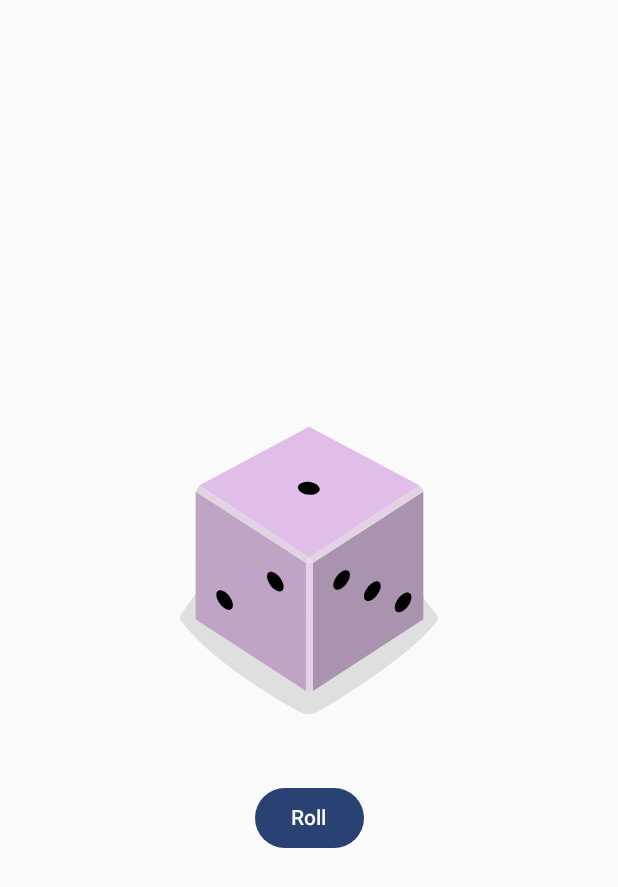
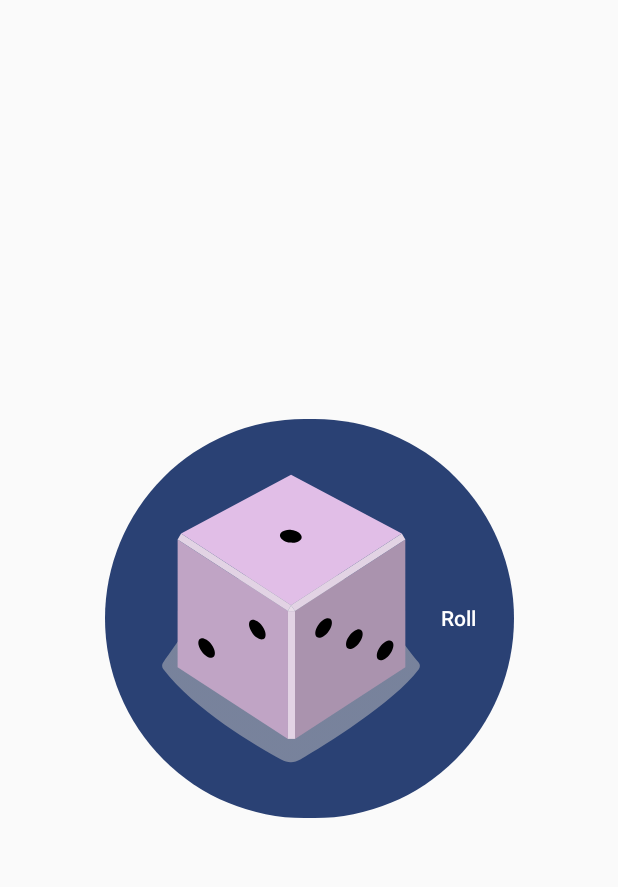
Before and after one commit to divyasthomas/AndroidStudioProjects, an Android app built with Jetpack Compose: the screen it shows after launch (MainActivity), on a phone screen of 412 x 824 dp. Shown: the top 887 px of the screen. Run offline under Robolectric (Android 15) with nearby library versions, the phone set to English and light mode, and no system bars.

Commit message:
[DiceRoller] added image in button

```diff
--- a/DiceRoller/app/src/main/java/com/example/diceroller/MainActivity.kt
+++ b/DiceRoller/app/src/main/java/com/example/diceroller/MainActivity.kt
@@ -64,10 +64,12 @@ fun DiceWithButtonAndImage(modifier: Modifier = Modifier) {
     }
     Column( modifier= modifier,
         horizontalAlignment = Alignment.CenterHorizontally) {
-        Image(painter = painterResource(id = imageResource), contentDescription = result.toString())
-        Spacer(modifier = Modifier.height(16.dp))
+//        Image(painter = painterResource(id = imageResource), contentDescription = result.toString())
+//        Spacer(modifier = Modifier.height(16.dp))
         Button(onClick = { result=( 1..6).random() }) {
-            Text(stringResource(R.string.roll))
+            Image(painter = painterResource(id = imageResource), contentDescription = result.toString())
+            Text(stringResource(R.string.roll)
+            )
         }
     }
 
```
